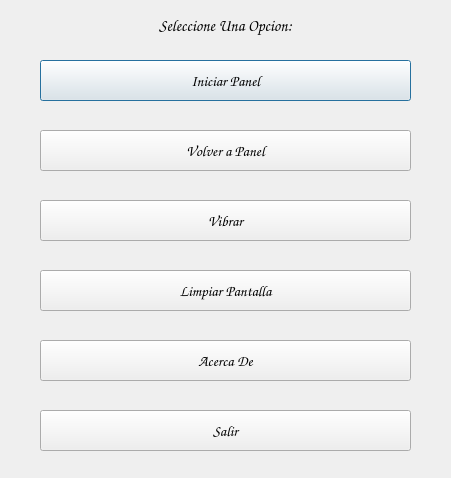
Qt form interfaz/menu.ui (luis-tavico/Arqui1_Practica2) before a commit.
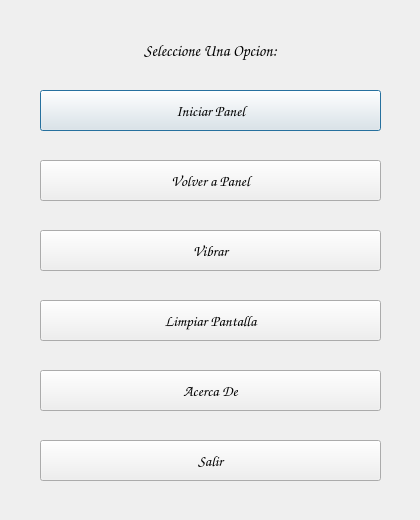
The same form after that commit.

Patch:
```diff
--- a/interfaz/menu.ui
+++ b/interfaz/menu.ui
@@ -6,8 +6,8 @@
    <rect>
     <x>0</x>
     <y>0</y>
-    <width>451</width>
-    <height>478</height>
+    <width>420</width>
+    <height>520</height>
    </rect>
   </property>
   <property name="windowTitle">
@@ -17,8 +17,8 @@
    <property name="geometry">
     <rect>
      <x>40</x>
-     <y>60</y>
-     <width>371</width>
+     <y>90</y>
+     <width>341</width>
      <height>41</height>
     </rect>
    </property>
@@ -36,8 +36,8 @@
    <property name="geometry">
     <rect>
      <x>40</x>
-     <y>130</y>
-     <width>371</width>
+     <y>160</y>
+     <width>341</width>
      <height>41</height>
     </rect>
    </property>
@@ -55,8 +55,8 @@
    <property name="geometry">
     <rect>
      <x>40</x>
-     <y>200</y>
-     <width>371</width>
+     <y>230</y>
+     <width>341</width>
      <height>41</height>
     </rect>
    </property>
@@ -74,8 +74,8 @@
    <property name="geometry">
     <rect>
      <x>40</x>
-     <y>270</y>
-     <width>371</width>
+     <y>300</y>
+     <width>341</width>
      <height>41</height>
     </rect>
    </property>
@@ -93,8 +93,8 @@
    <property name="geometry">
     <rect>
      <x>40</x>
-     <y>340</y>
-     <width>371</width>
+     <y>370</y>
+     <width>341</width>
      <height>41</height>
     </rect>
    </property>
@@ -112,8 +112,8 @@
    <property name="geometry">
     <rect>
      <x>40</x>
-     <y>410</y>
-     <width>371</width>
+     <y>440</y>
+     <width>341</width>
      <height>41</height>
     </rect>
    </property>
@@ -131,9 +131,9 @@
    <property name="geometry">
     <rect>
      <x>40</x>
-     <y>10</y>
-     <width>371</width>
-     <height>31</height>
+     <y>30</y>
+     <width>341</width>
+     <height>41</height>
     </rect>
    </property>
    <property name="font">
```
